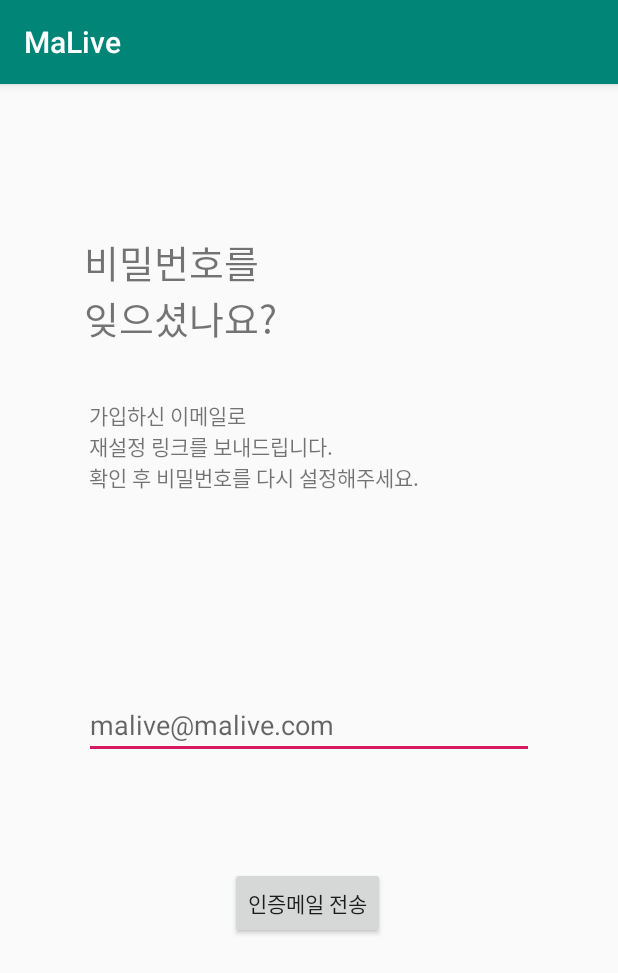
After one commit to appsoluteTeam/MaLive_org, an Android app: the FindpwdActivity screen opened directly, with no data from a screen before it, on a phone screen of 412 x 824 dp. The commit adds this screen. Shown: the top 973 px of the screen. Run offline under Robolectric (Android 15) with nearby library versions, the light colour scheme and no system bars; our stand-ins replace Firebase (no records; nobody signed in at launch, a user with empty details on screens opened directly).

Commit message:
비밀번호 재설정 기능
입력한 메일로 비밀번호 재설정할 수 있는 폼을 보내는 기능

```diff
--- a/app/src/main/AndroidManifest.xml
+++ b/app/src/main/AndroidManifest.xml
@@ -12,8 +12,8 @@
         android:roundIcon="@mipmap/ic_launcher_round"
         android:supportsRtl="true"
         android:theme="@style/AppTheme">
-        <activity android:name=".Login2Activity"></activity>
-        <!-- GlobalApplication 객체를 공유하기 위함 -->
+        <activity android:name=".FindpwdActivity"></activity>
+        <activity android:name=".Login2Activity" /> <!-- GlobalApplication 객체를 공유하기 위함 -->
         <meta-data
             android:name="com.kakao.sdk.AppKey"
             android:value="@string/kakao_app_key" />
--- /dev/null
+++ b/app/src/main/java/com/abbsolute/ma_livu/FindpwdActivity.java
@@ -0,0 +1,56 @@
+package com.abbsolute.ma_livu;
+
+import androidx.annotation.NonNull;
+import androidx.appcompat.app.AppCompatActivity;
+
+import android.content.Intent;
+import android.os.Bundle;
+import android.view.View;
+import android.widget.Button;
+import android.widget.EditText;
+import android.widget.Toast;
+
+import com.google.android.gms.tasks.OnCompleteListener;
+import com.google.android.gms.tasks.Task;
+import com.google.firebase.auth.FirebaseAuth;
+
+public class FindpwdActivity extends AppCompatActivity {
+
+    private FirebaseAuth firebaseAuth;
+    private EditText et_sendemail;
+    private Button btn_sendeamil;
+
+    @Override
+    protected void onCreate(Bundle savedInstanceState) {
+        super.onCreate(savedInstanceState);
+        setContentView(R.layout.activity_findpwd);
+
+        firebaseAuth = FirebaseAuth.getInstance();
+        et_sendemail =(EditText)findViewById(R.id.et_sendemail);
+        btn_sendeamil=(Button)findViewById(R.id.btn_sendemail);
+        btn_sendeamil.setOnClickListener(new View.OnClickListener() {
+            @Override
+            public void onClick(View v) {
+                //비밀번호 재설정 이메일 보내기
+                String emailAddress = et_sendemail.getText().toString().trim();
+                firebaseAuth.sendPasswordResetEmail(emailAddress)
+                        .addOnCompleteListener(new OnCompleteListener<Void>() {
+                            @Override
+                            public void onComplete(@NonNull Task<Void> task) {
+                                if(task.isSuccessful()){
+                                    Toast.makeText(FindpwdActivity.this, "이메일을 보냈습니다.", Toast.LENGTH_LONG).show();
+                                    finish();
+                                    startActivity(new Intent(getApplicationContext(), LoginActivity.class));
+                                } else {
+                                    Toast.makeText(FindpwdActivity.this, "메일 보내기 실패!", Toast.LENGTH_LONG).show();
+                                }
+                            }
+                        });
+            }
+        });
+
+
+
+
+    }
+}
--- a/app/src/main/java/com/abbsolute/ma_livu/Login2Activity.java
+++ b/app/src/main/java/com/abbsolute/ma_livu/Login2Activity.java
@@ -17,12 +17,12 @@ import com.google.firebase.auth.FirebaseAuth;
 
 public class Login2Activity extends AppCompatActivity {
 
-    //이메일 로그인에 필요한 변수들
     private Button btn_login;
     private EditText email_login;
     private EditText pass_login;
+    private Button btn_findpwd;
 
-    private FirebaseAuth auth; //파이어베이즈 인증 객체
+    private FirebaseAuth auth; //파이어베이스 인증 객체
 
 
     @Override
@@ -58,6 +58,16 @@ public class Login2Activity extends AppCompatActivity {
                         });
             }
         });
+
+        //비밀번호 찾기 버튼을 눌렀을 떄
+        btn_findpwd =(Button)findViewById(R.id.btn_findpwd);
+        btn_findpwd.setOnClickListener(new View.OnClickListener() {
+            @Override
+            public void onClick(View v) {
+                Intent intent = new Intent(Login2Activity.this,FindpwdActivity.class);
+                startActivity(intent);
+            }
+        });
     }
 
 
--- /dev/null
+++ b/app/src/main/res/layout/activity_findpwd.xml
@@ -0,0 +1,54 @@
+<?xml version="1.0" encoding="utf-8"?>
+<androidx.constraintlayout.widget.ConstraintLayout xmlns:android="http://schemas.android.com/apk/res/android"
+    xmlns:app="http://schemas.android.com/apk/res-auto"
+    xmlns:tools="http://schemas.android.com/tools"
+    android:layout_width="match_parent"
+    android:layout_height="match_parent"
+    tools:context=".FindpwdActivity">
+
+    <TextView
+        android:id="@+id/textView2"
+        android:layout_width="wrap_content"
+        android:layout_height="wrap_content"
+        android:layout_marginStart="56dp"
+        android:layout_marginLeft="56dp"
+        android:layout_marginTop="100dp"
+        android:text="비밀번호를 \n잊으셨나요?"
+        android:textSize="25dp"
+        app:layout_constraintStart_toStartOf="parent"
+        app:layout_constraintTop_toTopOf="parent" />
+
+    <EditText
+        android:id="@+id/et_sendemail"
+        android:layout_width="300dp"
+        android:layout_height="wrap_content"
+        android:layout_marginTop="132dp"
+        android:ems="10"
+        android:hint="malive@malive.com"
+        android:inputType="textPersonName"
+        app:layout_constraintEnd_toEndOf="parent"
+        app:layout_constraintHorizontal_bias="0.0"
+        app:layout_constraintStart_toStartOf="@+id/textView3"
+        app:layout_constraintTop_toBottomOf="@+id/textView3" />
+
+    <TextView
+        android:id="@+id/textView3"
+        android:layout_width="wrap_content"
+        android:layout_height="wrap_content"
+        android:layout_marginTop="36dp"
+        android:text=" 가입하신 이메일로\n 재설정 링크를 보내드립니다.\n 확인 후 비밀번호를 다시 설정해주세요. "
+        app:layout_constraintStart_toStartOf="@+id/textView2"
+        app:layout_constraintTop_toBottomOf="@+id/textView2" />
+
+    <Button
+        android:id="@+id/btn_sendemail"
+        android:layout_width="wrap_content"
+        android:layout_height="wrap_content"
+        android:layout_marginTop="72dp"
+        android:text="인증메일 전송"
+        app:layout_constraintEnd_toEndOf="@+id/et_sendemail"
+        app:layout_constraintHorizontal_bias="0.495"
+        app:layout_constraintStart_toStartOf="@+id/et_sendemail"
+        app:layout_constraintTop_toBottomOf="@+id/et_sendemail" />
+
+</androidx.constraintlayout.widget.ConstraintLayout>
--- a/app/src/main/res/layout/activity_login2.xml
+++ b/app/src/main/res/layout/activity_login2.xml
@@ -40,7 +40,7 @@
         app:layout_constraintTop_toBottomOf="@+id/pass_login" />
 
     <Button
-        android:id="@+id/button"
+        android:id="@+id/btn_findpwd"
         android:layout_width="80dp"
         android:layout_height="30dp"
         android:layout_marginTop="16dp"
--- a/build.gradle
+++ b/build.gradle
@@ -7,7 +7,7 @@ buildscript {
 
     }
     dependencies {
-        classpath 'com.android.tools.build:gradle:3.5.3'
+        classpath 'com.android.tools.build:gradle:3.6.3'
         classpath 'com.google.gms:google-services:4.2.0'
 
         // NOTE: Do not place your application dependencies here; they belong
```
Also changed, not shown: gradle/wrapper/gradle-wrapper.properties.
